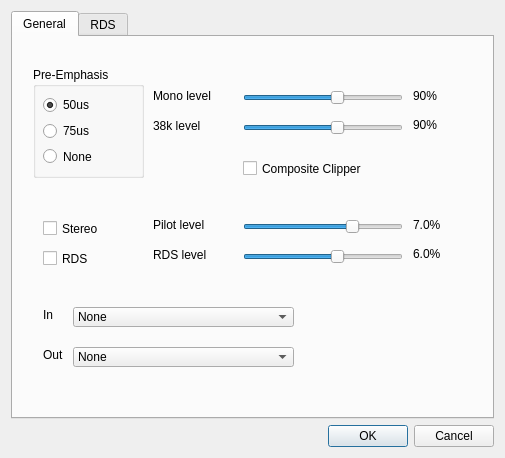
jontio/JMPX, file JMPX/options.ui: the form before one commit.
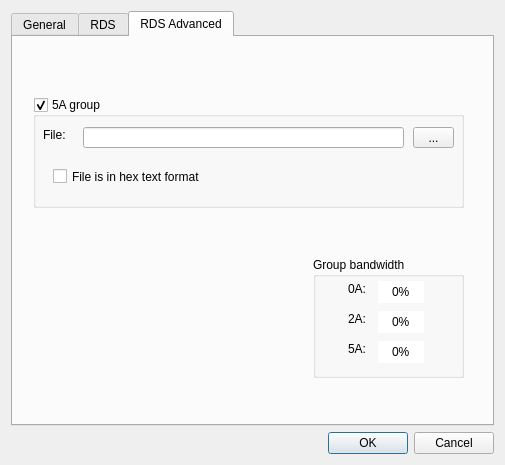
The form after the commit. The open tabs and pages were chosen to show the change.

Commit message: Added defained group 5A. Data for group is read from files.

Diff of the .ui file:
```diff
--- a/JMPX/options.ui
+++ b/JMPX/options.ui
@@ -7,9 +7,21 @@
     <x>0</x>
     <y>0</y>
     <width>505</width>
-    <height>458</height>
+    <height>465</height>
    </rect>
   </property>
+  <property name="minimumSize">
+   <size>
+    <width>505</width>
+    <height>465</height>
+   </size>
+  </property>
+  <property name="maximumSize">
+   <size>
+    <width>505</width>
+    <height>465</height>
+   </size>
+  </property>
   <property name="windowTitle">
    <string>Options</string>
   </property>
@@ -729,6 +741,224 @@
        </property>
       </widget>
      </widget>
+     <widget class="QWidget" name="tab">
+      <attribute name="title">
+       <string>RDS Advanced</string>
+      </attribute>
+      <widget class="QGroupBox" name="groupBox_4">
+       <property name="geometry">
+        <rect>
+         <x>300</x>
+         <y>220</y>
+         <width>151</width>
+         <height>121</height>
+        </rect>
+       </property>
+       <property name="toolTip">
+        <string>&lt;html&gt;&lt;head/&gt;&lt;body&gt;&lt;p&gt;If you want to change the percentage of bandwidth given to each group. Note that group 4A (time) is excluded as is really doesn't use much bandwidth if it is used.&lt;/p&gt;&lt;/body&gt;&lt;/html&gt;</string>
+       </property>
+       <property name="title">
+        <string>Group bandwidth</string>
+       </property>
+       <widget class="QLabel" name="label_13">
+        <property name="geometry">
+         <rect>
+          <x>35</x>
+          <y>54</y>
+          <width>31</width>
+          <height>16</height>
+         </rect>
+        </property>
+        <property name="text">
+         <string>2A:</string>
+        </property>
+       </widget>
+       <widget class="QLabel" name="label_14">
+        <property name="geometry">
+         <rect>
+          <x>35</x>
+          <y>84</y>
+          <width>31</width>
+          <height>16</height>
+         </rect>
+        </property>
+        <property name="text">
+         <string>5A:</string>
+        </property>
+       </widget>
+       <widget class="QLabel" name="label_15">
+        <property name="geometry">
+         <rect>
+          <x>35</x>
+          <y>24</y>
+          <width>31</width>
+          <height>16</height>
+         </rect>
+        </property>
+        <property name="text">
+         <string>0A:</string>
+        </property>
+       </widget>
+       <widget class="QSpinBox" name="spinBox_0A_percent">
+        <property name="geometry">
+         <rect>
+          <x>65</x>
+          <y>24</y>
+          <width>46</width>
+          <height>22</height>
+         </rect>
+        </property>
+        <property name="frame">
+         <bool>false</bool>
+        </property>
+        <property name="alignment">
+         <set>Qt::AlignCenter</set>
+        </property>
+        <property name="buttonSymbols">
+         <enum>QAbstractSpinBox::NoButtons</enum>
+        </property>
+        <property name="suffix">
+         <string>%</string>
+        </property>
+        <property name="maximum">
+         <number>100</number>
+        </property>
+       </widget>
+       <widget class="QSpinBox" name="spinBox_5A_percent">
+        <property name="geometry">
+         <rect>
+          <x>65</x>
+          <y>84</y>
+          <width>46</width>
+          <height>22</height>
+         </rect>
+        </property>
+        <property name="frame">
+         <bool>false</bool>
+        </property>
+        <property name="alignment">
+         <set>Qt::AlignCenter</set>
+        </property>
+        <property name="buttonSymbols">
+         <enum>QAbstractSpinBox::NoButtons</enum>
+        </property>
+        <property name="suffix">
+         <string>%</string>
+        </property>
+        <property name="maximum">
+         <number>100</number>
+        </property>
+       </widget>
+       <widget class="QSpinBox" name="spinBox_2A_percent">
+        <property name="geometry">
+         <rect>
+          <x>65</x>
+          <y>54</y>
+          <width>46</width>
+          <height>22</height>
+         </rect>
+        </property>
+        <property name="frame">
+         <bool>false</bool>
+        </property>
+        <property name="alignment">
+         <set>Qt::AlignCenter</set>
+        </property>
+        <property name="buttonSymbols">
+         <enum>QAbstractSpinBox::NoButtons</enum>
+        </property>
+        <property name="suffix">
+         <string>%</string>
+        </property>
+        <property name="maximum">
+         <number>100</number>
+        </property>
+       </widget>
+      </widget>
+      <widget class="QGroupBox" name="groupBox_5a">
+       <property name="geometry">
+        <rect>
+         <x>20</x>
+         <y>60</y>
+         <width>431</width>
+         <height>111</height>
+        </rect>
+       </property>
+       <property name="toolTip">
+        <string>Eable sending user defined 5A groups</string>
+       </property>
+       <property name="title">
+        <string>5A group</string>
+       </property>
+       <property name="checkable">
+        <bool>true</bool>
+       </property>
+       <property name="checked">
+        <bool>true</bool>
+       </property>
+       <widget class="QToolButton" name="toolButton_5a_filename">
+        <property name="geometry">
+         <rect>
+          <x>380</x>
+          <y>30</y>
+          <width>41</width>
+          <height>21</height>
+         </rect>
+        </property>
+        <property name="toolTip">
+         <string>&lt;html&gt;&lt;head/&gt;&lt;body&gt;&lt;p&gt;browse for file&lt;/p&gt;&lt;/body&gt;&lt;/html&gt;</string>
+        </property>
+        <property name="text">
+         <string>...</string>
+        </property>
+       </widget>
+       <widget class="QLineEdit" name="lineEdit_5a_filename">
+        <property name="geometry">
+         <rect>
+          <x>50</x>
+          <y>30</y>
+          <width>321</width>
+          <height>21</height>
+         </rect>
+        </property>
+        <property name="toolTip">
+         <string>&lt;html&gt;&lt;head/&gt;&lt;body&gt;&lt;p&gt;Filename of data to send as group 5A. The file format is in blocks of 5 bytes, the first byte is the channel and the remaining 4 bytes are the data. The file can be in hex text or binary data.&lt;/p&gt;&lt;/body&gt;&lt;/html&gt;</string>
+        </property>
+        <property name="text">
+         <string/>
+        </property>
+       </widget>
+       <widget class="QLabel" name="label_12">
+        <property name="geometry">
+         <rect>
+          <x>10</x>
+          <y>30</y>
+          <width>31</width>
+          <height>16</height>
+         </rect>
+        </property>
+        <property name="text">
+         <string>File:</string>
+        </property>
+       </widget>
+       <widget class="QCheckBox" name="checkBox_5a_file_is_hextext">
+        <property name="geometry">
+         <rect>
+          <x>20</x>
+          <y>70</y>
+          <width>251</width>
+          <height>19</height>
+         </rect>
+        </property>
+        <property name="toolTip">
+         <string>&lt;html&gt;&lt;head/&gt;&lt;body&gt;&lt;p&gt;If enabled then the file is a text file and would look something like...&lt;/p&gt;&lt;p&gt;&amp;quot;02FFFFFFF002636F6E7602657274&amp;quot;&lt;/p&gt;&lt;p&gt;for example&lt;/p&gt;&lt;/body&gt;&lt;/html&gt;</string>
+        </property>
+        <property name="text">
+         <string>File is in hex text format</string>
+        </property>
+       </widget>
+      </widget>
+     </widget>
     </widget>
    </item>
    <item>
```
Left out of the diff: 2 changed lines with no effect on the pictures. The commit also changes 12 other files.
